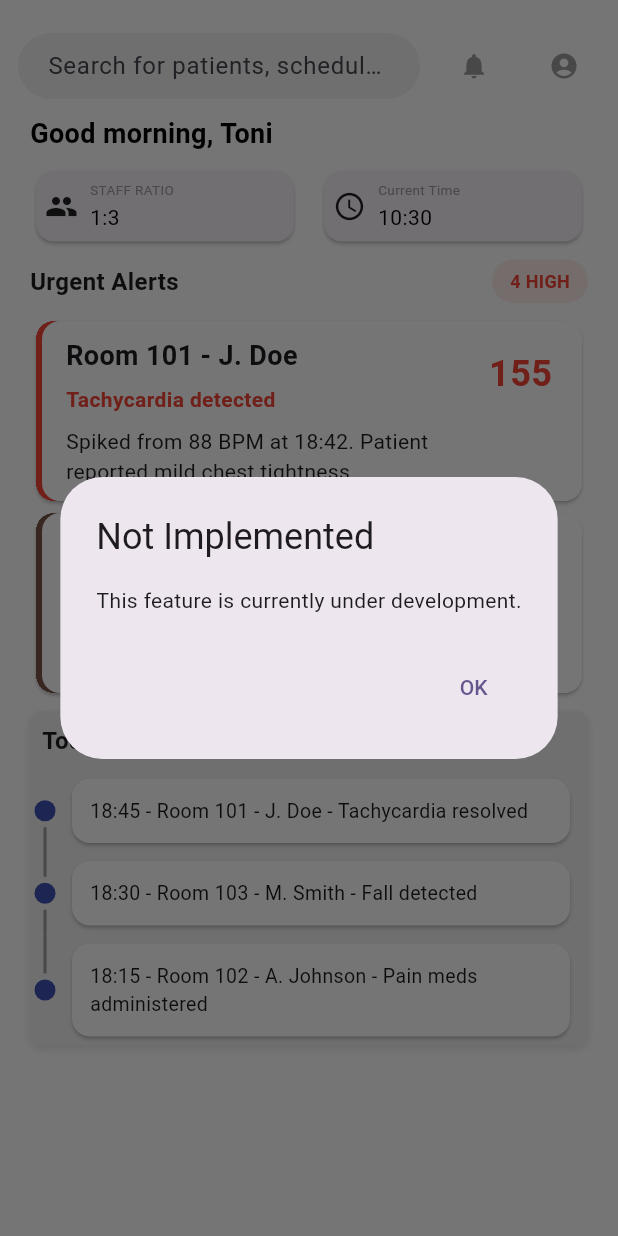
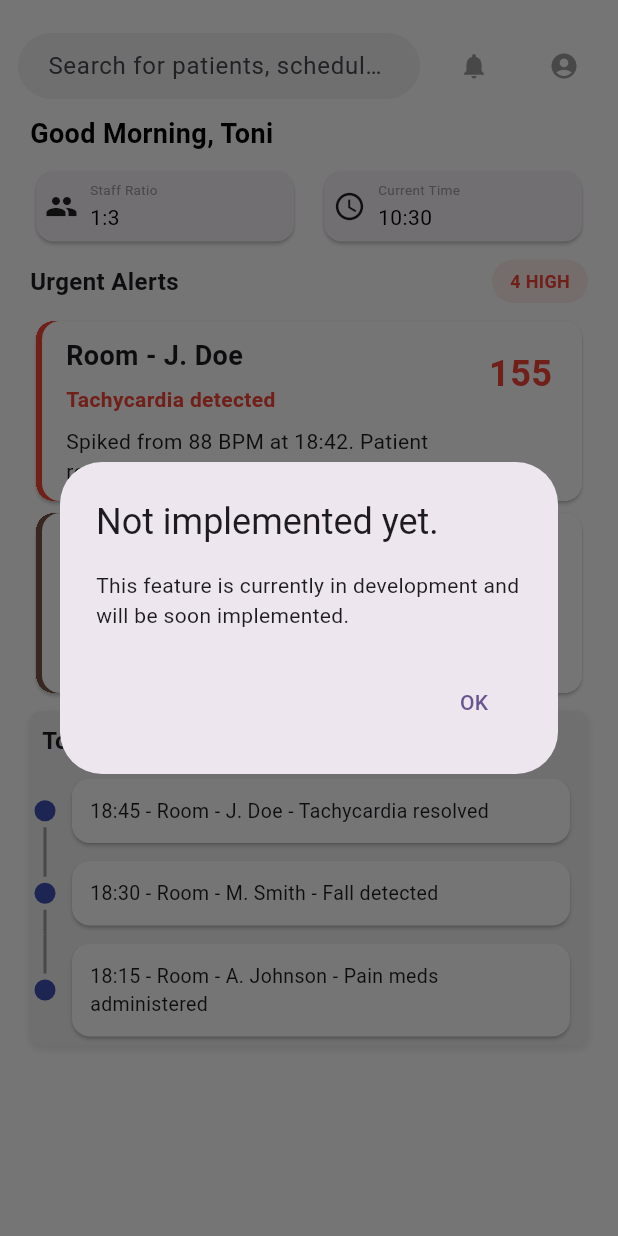
Before and after one commit to ToniF03/nursery, a Flutter app: the Dashboard widget shown alone on an empty page, opened directly, after a tap on the "notifications" icon, on a phone screen of 412 x 824 dp. Run offline on Flutter 3.47's test engine with Material 3 defaults, Android fonts, the phone set to English and light mode, and no system bars.

Commit message:
Add localization support for new features and improve UI text consistency

```diff
--- a/lib/l10n/app_localizations.dart
+++ b/lib/l10n/app_localizations.dart
@@ -118,6 +118,78 @@ abstract class AppLocalizations {
   /// In en, this message translates to:
   /// **'Please fill in both fields.'**
   String get fillBothFields;
+
+  /// No description provided for @notImplementedYet.
+  ///
+  /// In en, this message translates to:
+  /// **'Not implemented yet.'**
+  String get notImplementedYet;
+
+  /// No description provided for @notImplementedYetDescription.
+  ///
+  /// In en, this message translates to:
+  /// **'This feature is currently in development and will be soon implemented.'**
+  String get notImplementedYetDescription;
+
+  /// No description provided for @staffRatio.
+  ///
+  /// In en, this message translates to:
+  /// **'Staff Ratio'**
+  String get staffRatio;
+
+  /// No description provided for @currentTime.
+  ///
+  /// In en, this message translates to:
+  /// **'Current Time'**
+  String get currentTime;
+
+  /// No description provided for @goodMorning.
+  ///
+  /// In en, this message translates to:
+  /// **'Good Morning, {name}'**
+  String goodMorning(String name);
+
+  /// No description provided for @goodAfternoon.
+  ///
+  /// In en, this message translates to:
+  /// **'Good Afternoon, {name}'**
+  String goodAfternoon(String name);
+
+  /// No description provided for @searchHeadline.
+  ///
+  /// In en, this message translates to:
+  /// **'Search for patients, schedules, or messages'**
+  String get searchHeadline;
+
+  /// No description provided for @room.
+  ///
+  /// In en, this message translates to:
+  /// **'Room'**
+  String room(String roomNumber);
+
+  /// No description provided for @high.
+  ///
+  /// In en, this message translates to:
+  /// **'High'**
+  String get high;
+
+  /// No description provided for @middle.
+  ///
+  /// In en, this message translates to:
+  /// **'Middle'**
+  String get middle;
+
+  /// No description provided for @low.
+  ///
+  /// In en, this message translates to:
+  /// **'Low'**
+  String get low;
+
+  /// No description provided for @urgentAlerts.
+  ///
+  /// In en, this message translates to:
+  /// **'Urgent Alerts'**
+  String get urgentAlerts;
 }
 
 class _AppLocalizationsDelegate extends LocalizationsDelegate<AppLocalizations> {
--- a/lib/main.dart
+++ b/lib/main.dart
@@ -137,6 +137,8 @@ class _MyHomePageState extends State<MyHomePage> {
               ? null
               : BottomNavigationBar(
                   currentIndex: _selectedMobileIndex,
+                  selectedItemColor: Colors.blue,
+                  unselectedItemColor: Colors.grey,
                   onTap: (index) {
                     setState(() {
                       _selectedMobileIndex = index;
--- a/lib/screens/dashboard.dart
+++ b/lib/screens/dashboard.dart
@@ -2,6 +2,7 @@ import 'dart:async';
 
 import 'package:flutter/material.dart';
 import 'package:nursery/app_layout_state.dart';
+import 'package:nursery/l10n/app_localizations.dart';
 import 'package:nursery/widgets/alert_card.dart';
 import 'package:nursery/widgets/dashboard_info_card.dart';
 import 'package:nursery/widgets/not_implemented_dialog.dart';
@@ -68,7 +69,9 @@ class _DashboardState extends State<Dashboard> {
 
     return Padding(
       padding: EdgeInsets.fromLTRB(isSmall ? 12 : 24, isSmall ? 8 : 10, isSmall ? 12 : 24, isSmall ? 8 : 10),
-      child: Column(
+      child: SingleChildScrollView(
+        child:
+      Column(
         crossAxisAlignment: CrossAxisAlignment.start,
         children: [
           SizedBox(height: isSmall ? 12 : 20),
@@ -90,7 +93,7 @@ class _DashboardState extends State<Dashboard> {
                     ),
                     filled: true,
                     fillColor: const Color(0xFFF1F1F1),
-                    hintText: 'Search for patients, schedules, or messages',
+                    hintText: AppLocalizations.of(context)!.searchHeadline,
                     focusedBorder: OutlineInputBorder(
                       borderSide: const BorderSide(color: Colors.transparent),
                       borderRadius: BorderRadius.circular(25.7),
@@ -143,7 +146,7 @@ class _DashboardState extends State<Dashboard> {
 
                 final staffRatioCard = constrainedCard(DashboardInfoCard(
                   icon: Icons.people,
-                  label: 'STAFF RATIO',
+                  label: AppLocalizations.of(context)!.staffRatio,
                   value: '1:3',
                   onTap: () {
                     showDialog(
@@ -155,7 +158,7 @@ class _DashboardState extends State<Dashboard> {
 
                 final currentTimeCard = DashboardInfoCard(
                   icon: Icons.schedule,
-                  label: 'Current Time',
+                  label: AppLocalizations.of(context)!.currentTime,
                   value: _currentTime(),
                 );
 
@@ -165,7 +168,7 @@ class _DashboardState extends State<Dashboard> {
                     crossAxisAlignment: CrossAxisAlignment.start,
                     children: [
                       Text(
-                        'Good morning, Toni',
+                        AppLocalizations.of(context)!.goodMorning("Toni"),
                         style: TextStyle(
                           fontSize: isSmall ? 18 : 20,
                           color: Colors.black,
@@ -224,7 +227,7 @@ class _DashboardState extends State<Dashboard> {
                                 children: [
                                   Expanded(
                                     child: Text(
-                                      'Urgent Alerts',
+                                      AppLocalizations.of(context)!.urgentAlerts,
                                       style: TextStyle(
                                         fontSize: isSmall ? 16 : 18,
                                         fontWeight: FontWeight.bold,
@@ -233,7 +236,7 @@ class _DashboardState extends State<Dashboard> {
                                   ),
                                   SizedBox(width: 8),
                                   Pill(
-                                    text: '4 HIGH',
+                                    text: '4 ${AppLocalizations.of(context)!.high.toUpperCase()}',
                                     color: Colors.red,
                                     bold: true,
                                   ),
@@ -241,7 +244,7 @@ class _DashboardState extends State<Dashboard> {
                               ),
                               SizedBox(height: isSmall ? 8 : 12),
                               AlertCard(
-                                title: 'Room 101 - J. Doe',
+                                title: '${AppLocalizations.of(context)!.room("101")} - J. Doe',
                                 subtitle: 'Tachycardia detected',
                                 description:
                                     'Spiked from 88 BPM at 18:42. Patient reported mild chest tightness.',
@@ -256,7 +259,7 @@ class _DashboardState extends State<Dashboard> {
                                 },
                               ),
                               AlertCard(
-                                title: 'Room 102 - A. Johnson',
+                                title: '${AppLocalizations.of(context)!.room("102")} - A. Johnson',
                                 subtitle: 'Pain Meds Due',
                                 description:
                                     'Post-op Morphine (5mg) scheduled 10 mins ago. Pain scale currently 7/10.',
@@ -282,19 +285,19 @@ class _DashboardState extends State<Dashboard> {
                             children: [
                               TimelineItem(
                                 child: Text(
-                                  '18:45 - Room 101 - J. Doe - Tachycardia resolved',
+                                  '18:45 - ${AppLocalizations.of(context)!.room("101")} - J. Doe - Tachycardia resolved',
                                   style: TextStyle(fontSize: isSmall ? 13 : 14),
                                 ),
                               ),
                               TimelineItem(
                                 child: Text(
-                                  '18:30 - Room 103 - M. Smith - Fall detected',
+                                  '18:30 - ${AppLocalizations.of(context)!.room("103")} - M. Smith - Fall detected',
                                   style: TextStyle(fontSize: isSmall ? 13 : 14),
                                 ),
                               ),
                               TimelineItem(
                                 child: Text(
-                                  '18:15 - Room 102 - A. Johnson - Pain meds administered',
+                                  '18:15 - ${AppLocalizations.of(context)!.room("102")} - A. Johnson - Pain meds administered',
                                   style: TextStyle(fontSize: isSmall ? 13 : 14),
                                 ),
                               ),
@@ -315,7 +318,7 @@ class _DashboardState extends State<Dashboard> {
                                 children: [
                                   Expanded(
                                     child: Text(
-                                      'Urgent Alerts',
+                                      AppLocalizations.of(context)!.urgentAlerts,
                                       style: TextStyle(
                                         fontSize: isSmall ? 16 : 18,
                                         fontWeight: FontWeight.bold,
@@ -324,7 +327,7 @@ class _DashboardState extends State<Dashboard> {
                                   ),
                                   SizedBox(width: 8),
                                   Pill(
-                                    text: '4 HIGH',
+                                    text: '4 ${AppLocalizations.of(context)!.high.toUpperCase()}',
                                     color: Colors.red,
                                     bold: true,
                                   ),
@@ -332,7 +335,7 @@ class _DashboardState extends State<Dashboard> {
                               ),
                               SizedBox(height: isSmall ? 8 : 12),
                               AlertCard(
-                                title: 'Room 101 - J. Doe',
+                                title: '${AppLocalizations.of(context)!.room("101")} - J. Doe',
                                 subtitle: 'Tachycardia detected',
                                 description:
                                     'Spiked from 88 BPM at 18:42. Patient reported mild chest tightness.',
@@ -347,7 +350,7 @@ class _DashboardState extends State<Dashboard> {
                                 },
                               ),
                               AlertCard(
-                                title: 'Room 102 - A. Johnson',
+                                title: '${AppLocalizations.of(context)!.room("102")} - A. Johnson',
                                 subtitle: 'Pain Meds Due',
                                 description:
                                     'Post-op Morphine (5mg) scheduled 10 mins ago. Pain scale currently 7/10.',
@@ -373,19 +376,19 @@ class _DashboardState extends State<Dashboard> {
                             children: [
                               TimelineItem(
                                 child: Text(
-                                  '18:45 - Room 101 - J. Doe - Tachycardia resolved',
+                                  '18:45 - ${AppLocalizations.of(context)!.room("101")} - J. Doe - Tachycardia resolved',
                                   style: TextStyle(fontSize: isSmall ? 13 : 14),
                                 ),
                               ),
                               TimelineItem(
                                 child: Text(
-                                  '18:30 - Room 103 - M. Smith - Fall detected',
+                                  '18:30 - ${AppLocalizations.of(context)!.room("103")} - M. Smith - Fall detected',
                                   style: TextStyle(fontSize: isSmall ? 13 : 14),
                                 ),
                               ),
                               TimelineItem(
                                 child: Text(
-                                  '18:15 - Room 102 - A. Johnson - Pain meds administered',
+                                  '18:15 - ${AppLocalizations.of(context)!.room("102")} - A. Johnson - Pain meds administered',
                                   style: TextStyle(fontSize: isSmall ? 13 : 14),
                                 ),
                               ),
@@ -398,6 +401,7 @@ class _DashboardState extends State<Dashboard> {
           ),
         ],
       ),
-    );
+
+      ));
   }
 }
--- a/lib/widgets/not_implemented_dialog.dart
+++ b/lib/widgets/not_implemented_dialog.dart
@@ -1,4 +1,5 @@
 import 'package:flutter/material.dart';
+import 'package:nursery/l10n/app_localizations.dart';
 
 class NotImplementedDialog extends StatelessWidget {
   const NotImplementedDialog({super.key});
@@ -6,8 +7,8 @@ class NotImplementedDialog extends StatelessWidget {
   @override
   Widget build(BuildContext context) {
     return AlertDialog(
-      title: const Text('Not Implemented'),
-      content: const Text('This feature is currently under development.'),
+      title: Text(AppLocalizations.of(context)!.notImplementedYet),
+      content: Text(AppLocalizations.of(context)!.notImplementedYetDescription),
       actions: <Widget>[
         TextButton(
           onPressed: () => Navigator.of(context).pop(),
```
Also changed, not shown: lib/l10n/app_de.arb (+34 -2 lines), lib/l10n/app_en.arb (+34 -3 lines), lib/l10n/app_localizations_de.dart (+42 -0 lines), lib/l10n/app_localizations_en.dart (+42 -0 lines).
